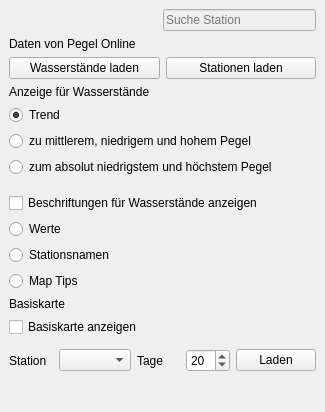
Old version of the form pegel_online_displayer_dockwidget_base.ui in the repository BeneLuWi/gis.
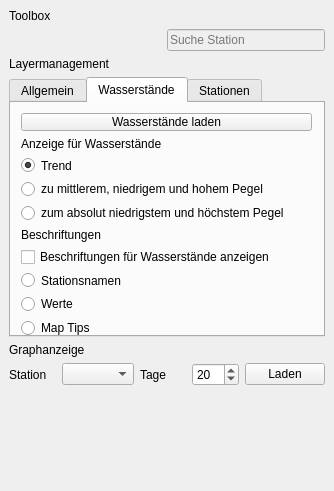
New version of the form. Custom widgets are drawn as their Qt base class.

```diff
--- a/pegel_online_displayer_dockwidget_base.ui
+++ b/pegel_online_displayer_dockwidget_base.ui
@@ -6,8 +6,8 @@
    <rect>
     <x>0</x>
     <y>0</y>
-    <width>325</width>
-    <height>412</height>
+    <width>334</width>
+    <height>491</height>
    </rect>
   </property>
   <property name="windowTitle">
@@ -15,56 +15,280 @@
   </property>
   <widget class="QWidget" name="dockWidgetContents">
    <layout class="QGridLayout" name="gridLayout">
-    <item row="2" column="0">
-     <layout class="QVBoxLayout" name="vlayout_map">
-      <property name="topMargin">
-       <number>0</number>
-      </property>
+    <item row="1" column="0">
+     <layout class="QHBoxLayout" name="hlayout_tools">
       <property name="bottomMargin">
-       <number>10</number>
+       <number>0</number>
       </property>
       <item>
-       <widget class="QLabel" name="label">
-        <property name="text">
-         <string>Anzeige für Wasserstände</string>
+       <spacer name="spacerTools">
+        <property name="orientation">
+         <enum>Qt::Horizontal</enum>
         </property>
-       </widget>
+        <property name="sizeHint" stdset="0">
+         <size>
+          <width>40</width>
+          <height>20</height>
+         </size>
+        </property>
+       </spacer>
       </item>
       <item>
-       <widget class="QRadioButton" name="rbStyleT">
+       <widget class="QgsFilterLineEdit" name="leStationSearch">
+        <property name="enabled">
+         <bool>false</bool>
+        </property>
         <property name="text">
-         <string>Trend</string>
+         <string/>
         </property>
-        <property name="checked">
+        <property name="placeholderText">
+         <string>Suche Station</string>
+        </property>
+        <property name="clearButtonEnabled">
+         <bool>false</bool>
+        </property>
+        <property name="clearMode">
+         <enum>QgsFilterLineEdit::ClearToNull</enum>
+        </property>
+        <property name="showSearchIcon">
          <bool>true</bool>
         </property>
-        <attribute name="buttonGroup">
-         <string notr="true">bgStyleCurrentW</string>
-        </attribute>
-       </widget>
-      </item>
-      <item>
-       <widget class="QRadioButton" name="rbStyleM">
-        <property name="text">
-         <string>zu mittlerem, niedrigem und hohem Pegel</string>
+        <property name="qgisRelation" stdset="0">
+         <string notr="true"/>
         </property>
-        <attribute name="buttonGroup">
-         <string notr="true">bgStyleCurrentW</string>
-        </attribute>
-       </widget>
-      </item>
-      <item>
-       <widget class="QRadioButton" name="rbStyleN">
-        <property name="text">
-         <string>zum absolut niedrigstem und höchstem Pegel</string>
-        </property>
-        <attribute name="buttonGroup">
-         <string notr="true">bgStyleCurrentW</string>
-        </attribute>
        </widget>
       </item>
      </layout>
     </item>
+    <item row="3" column="0">
+     <widget class="QTabWidget" name="tabWidget">
+      <property name="sizePolicy">
+       <sizepolicy hsizetype="Expanding" vsizetype="Fixed">
+        <horstretch>0</horstretch>
+        <verstretch>0</verstretch>
+       </sizepolicy>
+      </property>
+      <property name="minimumSize">
+       <size>
+        <width>0</width>
+        <height>260</height>
+       </size>
+      </property>
+      <property name="currentIndex">
+       <number>1</number>
+      </property>
+      <widget class="QWidget" name="general_tab">
+       <attribute name="title">
+        <string>Allgemein</string>
+       </attribute>
+       <widget class="QWidget" name="verticalLayoutWidget_2">
+        <property name="geometry">
+         <rect>
+          <x>10</x>
+          <y>10</y>
+          <width>291</width>
+          <height>221</height>
+         </rect>
+        </property>
+        <layout class="QVBoxLayout" name="verticalLayout_2">
+         <item>
+          <widget class="QLabel" name="lbBasemap">
+           <property name="text">
+            <string>Basiskarte</string>
+           </property>
+          </widget>
+         </item>
+         <item>
+          <widget class="QCheckBox" name="cbBasemap">
+           <property name="text">
+            <string>Basiskarte anzeigen</string>
+           </property>
+          </widget>
+         </item>
+         <item>
+          <spacer name="verticalSpacer_3">
+           <property name="orientation">
+            <enum>Qt::Vertical</enum>
+           </property>
+           <property name="sizeHint" stdset="0">
+            <size>
+             <width>20</width>
+             <height>40</height>
+            </size>
+           </property>
+          </spacer>
+         </item>
+        </layout>
+       </widget>
+      </widget>
+      <widget class="QWidget" name="currentW_tab">
+       <attribute name="title">
+        <string>Wasserstände</string>
+       </attribute>
+       <widget class="QWidget" name="">
+        <property name="geometry">
+         <rect>
+          <x>10</x>
+          <y>10</y>
+          <width>291</width>
+          <height>233</height>
+         </rect>
+        </property>
+        <layout class="QVBoxLayout" name="vlayout_map">
+         <property name="topMargin">
+          <number>0</number>
+         </property>
+         <property name="bottomMargin">
+          <number>10</number>
+         </property>
+         <item>
+          <widget class="QPushButton" name="pbLoadCurrentW">
+           <property name="cursor">
+            <cursorShape>PointingHandCursor</cursorShape>
+           </property>
+           <property name="text">
+            <string>Wasserstände laden</string>
+           </property>
+           <property name="autoDefault">
+            <bool>false</bool>
+           </property>
+           <property name="default">
+            <bool>false</bool>
+           </property>
+           <property name="flat">
+            <bool>false</bool>
+           </property>
+          </widget>
+         </item>
+         <item>
+          <widget class="QLabel" name="label">
+           <property name="text">
+            <string>Anzeige für Wasserstände</string>
+           </property>
+          </widget>
+         </item>
+         <item>
+          <widget class="QRadioButton" name="rbStyleT">
+           <property name="text">
+            <string>Trend</string>
+           </property>
+           <property name="checked">
+            <bool>true</bool>
+           </property>
+           <attribute name="buttonGroup">
+            <string notr="true">bgStyleCurrentW</string>
+           </attribute>
+          </widget>
+         </item>
+         <item>
+          <widget class="QRadioButton" name="rbStyleM">
+           <property name="text">
+            <string>zu mittlerem, niedrigem und hohem Pegel</string>
+           </property>
+           <attribute name="buttonGroup">
+            <string notr="true">bgStyleCurrentW</string>
+           </attribute>
+          </widget>
+         </item>
+         <item>
+          <widget class="QRadioButton" name="rbStyleN">
+           <property name="text">
+            <string>zum absolut niedrigstem und höchstem Pegel</string>
+           </property>
+           <attribute name="buttonGroup">
+            <string notr="true">bgStyleCurrentW</string>
+           </attribute>
+          </widget>
+         </item>
+         <item>
+          <widget class="QLabel" name="label_2">
+           <property name="text">
+            <string>Beschriftungen</string>
+           </property>
+          </widget>
+         </item>
+         <item>
+          <widget class="QCheckBox" name="cbLabels">
+           <property name="text">
+            <string>Beschriftungen für Wasserstände anzeigen</string>
+           </property>
+          </widget>
+         </item>
+         <item>
+          <widget class="QRadioButton" name="rbLabelNames">
+           <property name="text">
+            <string>Stationsnamen</string>
+           </property>
+           <attribute name="buttonGroup">
+            <string notr="true">bgLabelCurrentW</string>
+           </attribute>
+          </widget>
+         </item>
+         <item>
+          <widget class="QRadioButton" name="rbLabelValues">
+           <property name="text">
+            <string>Werte</string>
+           </property>
+           <attribute name="buttonGroup">
+            <string notr="true">bgLabelCurrentW</string>
+           </attribute>
+          </widget>
+         </item>
+         <item>
+          <widget class="QRadioButton" name="rbLabelMapTips">
+           <property name="text">
+            <string>Map Tips</string>
+           </property>
+           <attribute name="buttonGroup">
+            <string notr="true">bgLabelCurrentW</string>
+           </attribute>
+          </widget>
+         </item>
+        </layout>
+       </widget>
+      </widget>
+      <widget class="QWidget" name="stations_tab">
+       <attribute name="title">
+        <string>Stationen</string>
+       </attribute>
+       <widget class="QWidget" name="verticalLayoutWidget">
+        <property name="geometry">
+         <rect>
+          <x>10</x>
+          <y>10</y>
+          <width>291</width>
+          <height>221</height>
+         </rect>
+        </property>
+        <layout class="QVBoxLayout" name="verticalLayout">
+         <item>
+          <widget class="QPushButton" name="pbLoadStations">
+           <property name="cursor">
+            <cursorShape>PointingHandCursor</cursorShape>
+           </property>
+           <property name="text">
+            <string>Stationen laden</string>
+           </property>
+          </widget>
+         </item>
+         <item>
+          <spacer name="verticalSpacer_2">
+           <property name="orientation">
+            <enum>Qt::Vertical</enum>
+           </property>
+           <property name="sizeHint" stdset="0">
+            <size>
+             <width>20</width>
+             <height>40</height>
+            </size>
+           </property>
+          </spacer>
+         </item>
+        </layout>
+       </widget>
+      </widget>
+     </widget>
+    </item>
     <item row="5" column="0">
      <layout class="QVBoxLayout" name="vlayout_graph">
       <property name="spacing">
@@ -86,7 +310,11 @@
          </widget>
         </item>
         <item>
-         <widget class="QComboBox" name="cbStations"/>
+         <widget class="QComboBox" name="cbStations">
+          <property name="cursor">
+           <cursorShape>PointingHandCursor</cursorShape>
+          </property>
+         </widget>
         </item>
         <item>
          <widget class="QLabel" name="lbTage">
@@ -120,6 +348,13 @@
         </item>
        </layout>
       </item>
+      <item>
+       <widget class="QLabel" name="lbGraph">
+        <property name="text">
+         <string/>
+        </property>
+       </widget>
+      </item>
       <item>
        <spacer name="verticalSpacer">
         <property name="orientation">
@@ -133,161 +368,28 @@
         </property>
        </spacer>
       </item>
-      <item>
-       <widget class="QLabel" name="lbGraph">
-        <property name="text">
-         <string/>
-        </property>
-       </widget>
-      </item>
      </layout>
     </item>
-    <item row="1" column="0">
-     <layout class="QVBoxLayout" name="vlayout_layers">
-      <property name="bottomMargin">
-       <number>0</number>
+    <item row="4" column="0">
+     <widget class="QLabel" name="label_3">
+      <property name="text">
+       <string>Graphanzeige</string>
       </property>
-      <item>
-       <widget class="QLabel" name="lbLayers">
-        <property name="text">
-         <string>Daten von Pegel Online</string>
-        </property>
-       </widget>
-      </item>
-      <item>
-       <layout class="QHBoxLayout" name="hLayout_layerbuttons">
-        <property name="bottomMargin">
-         <number>0</number>
-        </property>
-        <item>
-         <widget class="QPushButton" name="pbLoadCurrentW">
-          <property name="text">
-           <string>Wasserstände laden</string>
-          </property>
-          <property name="autoDefault">
-           <bool>false</bool>
-          </property>
-          <property name="default">
-           <bool>false</bool>
-          </property>
-          <property name="flat">
-           <bool>false</bool>
-          </property>
-         </widget>
-        </item>
-        <item>
-         <widget class="QPushButton" name="pbLoadStations">
-          <property name="text">
-           <string>Stationen laden</string>
-          </property>
-         </widget>
-        </item>
-       </layout>
-      </item>
-     </layout>
+     </widget>
+    </item>
+    <item row="2" column="0">
+     <widget class="QLabel" name="lbLayers">
+      <property name="text">
+       <string>Layermanagement</string>
+      </property>
+     </widget>
     </item>
     <item row="0" column="0">
-     <layout class="QHBoxLayout" name="hlayout_tools">
-      <property name="bottomMargin">
-       <number>0</number>
+     <widget class="QLabel" name="label_4">
+      <property name="text">
+       <string>Toolbox</string>
       </property>
-      <item>
-       <spacer name="spacerTools">
-        <property name="orientation">
-         <enum>Qt::Horizontal</enum>
-        </property>
-        <property name="sizeHint" stdset="0">
-         <size>
-          <width>40</width>
-          <height>20</height>
-         </size>
-        </property>
-       </spacer>
-      </item>
-      <item>
-       <widget class="QgsFilterLineEdit" name="leStationSearch">
-        <property name="enabled">
-         <bool>false</bool>
-        </property>
-        <property name="text">
-         <string/>
-        </property>
-        <property name="placeholderText">
-         <string>Suche Station</string>
-        </property>
-        <property name="clearButtonEnabled">
-         <bool>true</bool>
-        </property>
-        <property name="clearMode">
-         <enum>QgsFilterLineEdit::ClearToNull</enum>
-        </property>
-        <property name="showSearchIcon">
-         <bool>true</bool>
-        </property>
-        <property name="qgisRelation" stdset="0">
-         <string notr="true"/>
-        </property>
-       </widget>
-      </item>
-     </layout>
-    </item>
-    <item row="3" column="0">
-     <layout class="QVBoxLayout" name="vlayout_labels">
-      <property name="bottomMargin">
-       <number>6</number>
-      </property>
-      <item>
-       <widget class="QCheckBox" name="cbLabels">
-        <property name="text">
-         <string>Beschriftungen für Wasserstände anzeigen</string>
-        </property>
-       </widget>
-      </item>
-      <item>
-       <widget class="QRadioButton" name="rbLabelValues">
-        <property name="text">
-         <string>Werte</string>
-        </property>
-        <attribute name="buttonGroup">
-         <string notr="true">bgLabelCurrentW</string>
-        </attribute>
-       </widget>
-      </item>
-      <item>
-       <widget class="QRadioButton" name="rbLabelNames">
-        <property name="text">
-         <string>Stationsnamen</string>
-        </property>
-        <attribute name="buttonGroup">
-         <string notr="true">bgLabelCurrentW</string>
-        </attribute>
-       </widget>
-      </item>
-      <item>
-       <widget class="QRadioButton" name="rbLabelMapTips">
-        <property name="text">
-         <string>Map Tips</string>
-        </property>
-        <attribute name="buttonGroup">
-         <string notr="true">bgLabelCurrentW</string>
-        </attribute>
-       </widget>
-      </item>
-      <item>
-       <widget class="QLabel" name="lbBasemap">
-        <property name="text">
-         <string>Basiskarte</string>
-        </property>
-       </widget>
-      </item>
-      <item>
-       <widget class="QCheckBox" name="cbBasemap">
-        <property name="text">
-         <string>Basiskarte anzeigen</string>
-        </property>
-       </widget>
-      </item>
-     </layout>
+     </widget>
     </item>
    </layout>
   </widget>
```
Left out of the diff: 3 changed lines with no effect on the pictures.
